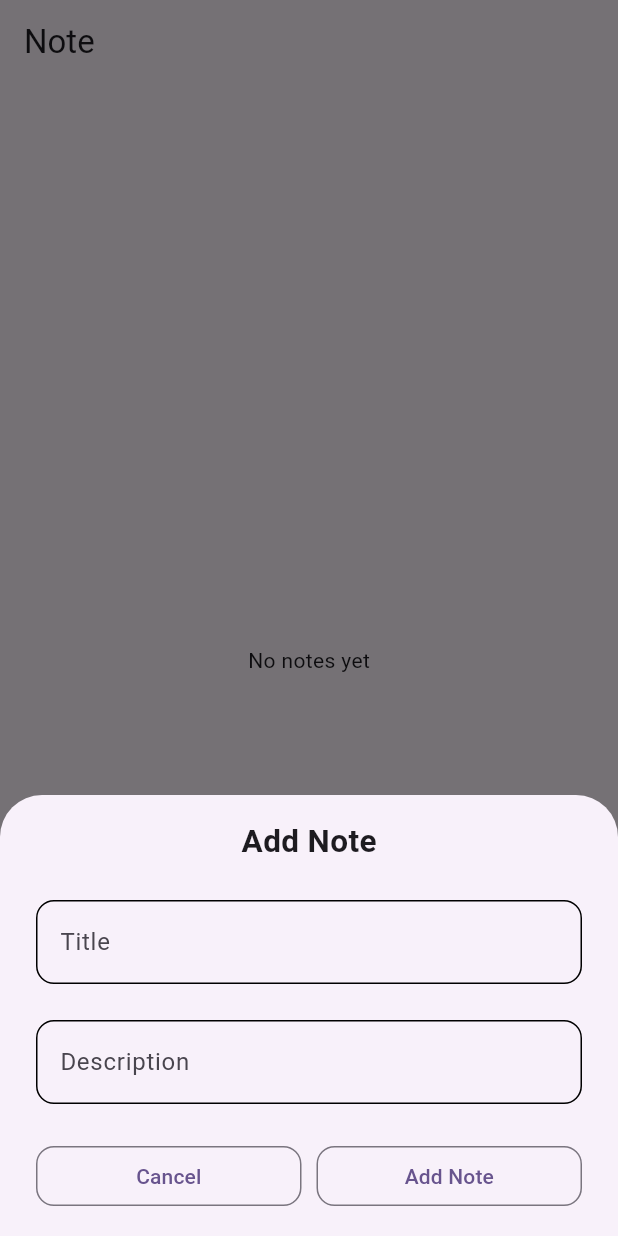
After one commit to Manoj882/flutter_sqflite_tutorial, a Flutter app: the screen it shows after launch, after a tap on the "add" icon, on a phone screen of 412 x 824 dp. The commit adds this screen. Run offline on Flutter 3.47's test engine with Material 3 defaults, Android fonts, the phone set to English and light mode, and no system bars; our stand-ins replace fluttertoast, sqflite; accounts and stored records are empty.

Commit message:
CRUD operation using sqflite

```diff
--- /dev/null
+++ b/lib/data/local/db_helper.dart
@@ -0,0 +1,115 @@
+import 'dart:io';
+
+import 'package:path/path.dart';
+import 'package:path_provider/path_provider.dart';
+import 'package:sqflite/sqflite.dart';
+
+class DBHeler {
+  /// singleton
+  DBHeler._();
+
+  static final DBHeler getInstance = DBHeler._();
+
+  /// Table - note
+
+  static const String TABLE_NOTE = 'note';
+  static const String COLUMN_NOTE_SNO = 's_no';
+  static const String COLUMN_NOTE_TITLE = 'title';
+  static const String COLUMN_NOTE_DESC = 'desc';
+
+  Database? db;
+
+  /// db Open (path -> if exists then open else create db)
+
+  Future<Database> getDB() async {
+    db ??= await openDB();
+    return db!;
+
+    // if(db != null){
+    //   return db!;
+    // } else {
+    //   db = await openDB();
+    //   return db!;
+    // }
+  }
+
+  Future<Database?> openDB() async {
+    try {
+      Directory appDir = await getApplicationDocumentsDirectory();
+
+      String dbPath = join(appDir.path, 'noteDB.db');
+
+      final database =
+          await openDatabase(dbPath, onCreate: (db, version) async {
+        /// create all your tables here
+
+        await db.execute(
+            'create table $TABLE_NOTE ($COLUMN_NOTE_SNO integer primary key autoincrement, $COLUMN_NOTE_TITLE text, $COLUMN_NOTE_DESC text)');
+      }, version: 1);
+
+      return database;
+    } catch (e) {
+      return null;
+    }
+  }
+
+  /// all queries
+
+  /// Insertion
+
+  Future<bool> addNote({required String title, required String desc}) async {
+    final db = await getDB();
+
+    int rowsEffected = await db.insert(TABLE_NOTE, {
+      COLUMN_NOTE_TITLE: title,
+      COLUMN_NOTE_DESC: desc,
+    });
+
+    print('add note: $rowsEffected');
+
+    return rowsEffected > 0;
+  }
+
+  /// reading all data
+
+  Future<List<Map<String, dynamic>>> getAllNotes() async {
+    final db = await getDB();
+
+    /// select * from note
+
+    List<Map<String, dynamic>> data = await db.query(TABLE_NOTE);
+    return data;
+  }
+
+/// update data
+
+  Future<bool> updateNote({
+    required String title,
+    required String desc,
+    required int sno,
+  }) async {
+    final db = await getDB();
+
+    int rowsEffected = await db.update(
+      TABLE_NOTE,
+      {
+        COLUMN_NOTE_TITLE: title,
+        COLUMN_NOTE_DESC: desc,
+      },
+      where: '$COLUMN_NOTE_SNO = $sno',
+    );
+
+    return rowsEffected > 0;
+  }
+
+  /// delete data
+
+  Future<bool> deleteNote({required int sno}) async {
+    final db = await getDB();
+
+     int rowsEffected = await db.delete(TABLE_NOTE, where: '$COLUMN_NOTE_SNO = ?', whereArgs: ['$sno']);
+
+     return rowsEffected > 0;
+  }
+
+}
--- /dev/null
+++ b/lib/screens/note_screen.dart
@@ -0,0 +1,262 @@
+import 'package:flutter/material.dart';
+import 'package:flutter_sqflite_tutorial/data/local/db_helper.dart';
+import 'package:fluttertoast/fluttertoast.dart';
+
+class NoteScreen extends StatefulWidget {
+  const NoteScreen({super.key});
+
+  @override
+  State<NoteScreen> createState() => _NoteScreenState();
+}
+
+class _NoteScreenState extends State<NoteScreen> {
+  List<Map<String, dynamic>> allNotes = [];
+
+  DBHeler? dbRef;
+
+  @override
+  initState() {
+    super.initState();
+    dbRef = DBHeler.getInstance;
+    getNotes();
+  }
+
+  void getNotes() async {
+    allNotes = await dbRef!.getAllNotes();
+    setState(() {});
+  }
+
+  @override
+  Widget build(BuildContext context) {
+
+    return Scaffold(
+      appBar: AppBar(
+        title: const Text('Note'),
+      ),
+      body: allNotes.isNotEmpty
+          ? ListView.builder(
+              itemCount: allNotes.length,
+              itemBuilder: (_, index) {
+                return ListTile(
+                  leading: Text('${index + 1}'),
+                  title: Text(allNotes[index][DBHeler.COLUMN_NOTE_TITLE]),
+                  subtitle: Text(allNotes[index][DBHeler.COLUMN_NOTE_DESC]),
+                  trailing: SizedBox(
+                    width: 60,
+                    child: Row(
+                      mainAxisAlignment: MainAxisAlignment.spaceBetween,
+                      children: [
+                        InkWell(
+                          onTap: () {
+                            showModalBottomSheet(
+                                context: context,
+                                builder: (context) {
+                                  return NoteBottomSheetView(
+                                    onNoteRefetched: getNotes,
+                                    isUpdate: true,
+                                    sno: allNotes[index][DBHeler.COLUMN_NOTE_SNO],
+                                    title: allNotes[index][DBHeler.COLUMN_NOTE_TITLE],
+                                    desc: allNotes[index][DBHeler.COLUMN_NOTE_DESC],
+                                  );
+                                });
+                          },
+                          child: const Icon(Icons.edit_outlined),
+                        ),
+                        InkWell(
+                          onTap: () async{
+                            final isSuccess = await dbRef!.deleteNote(sno: allNotes[index][DBHeler.COLUMN_NOTE_SNO]);
+                            if(isSuccess){
+                              getNotes();
+                            }
+                          },
+                          child: const Icon(
+                            Icons.delete_outlined,
+                            color: Colors.red,
+                          ),
+                        ),
+                      ],
+                    ),
+                  ),
+                );
+              },
+            )
+          : const Center(
+              child: Text('No notes yet'),
+            ),
+      floatingActionButton: FloatingActionButton(
+        onPressed: () async {
+          showModalBottomSheet(
+              context: context,
+              builder: (context) {
+                return NoteBottomSheetView(
+                  onNoteRefetched: () => getNotes(),
+                );
+              });
+        },
+        child: const Icon(Icons.add_outlined),
+      ),
+    );
+  }
+}
+
+class NoteBottomSheetView extends StatefulWidget {
+  const NoteBottomSheetView({
+    required this.onNoteRefetched,
+    this.isUpdate = false,
+    this.sno = 0,
+    this.title = '',
+    this.desc = '',
+    super.key,
+  });
+
+  final VoidCallback? onNoteRefetched;
+  final bool isUpdate;
+  final int sno;
+  final String title;
+  final String desc;
+
+  @override
+  State<NoteBottomSheetView> createState() => _NoteBottomSheetViewState();
+}
+
+class _NoteBottomSheetViewState extends State<NoteBottomSheetView> {
+  final _titleController = TextEditingController();
+  final _descController = TextEditingController();
+  DBHeler? dbRef;
+
+
+
+
+  @override
+  void initState() {
+    super.initState();
+    dbRef = DBHeler.getInstance;
+    _titleController.text = widget.title;
+    _descController.text = widget.desc;
+  }
+
+  @override
+  void dispose() {
+    _titleController.dispose();
+    _descController.dispose();
+    super.dispose();
+  }
+
+  @override
+  Widget build(BuildContext context) {
+    return Padding(
+      padding:  EdgeInsets.only(bottom: MediaQuery.of(context).viewInsets.bottom),
+      child: Container(
+        padding: const EdgeInsets.symmetric(vertical: 16, horizontal: 24),
+        width: double.infinity,
+        child: SingleChildScrollView(
+          child: Column(
+            crossAxisAlignment: CrossAxisAlignment.center,
+            mainAxisAlignment: MainAxisAlignment.start,
+            mainAxisSize: MainAxisSize.min,
+            children: [
+              Text(
+                '${widget.isUpdate ? 'Edit' : 'Add'} Note',
+                style: const TextStyle(fontSize: 21, fontWeight: FontWeight.bold),
+              ),
+              const SizedBox(
+                height: 24,
+              ),
+              TextFormField(
+                controller: _titleController,
+                decoration: InputDecoration(
+                  hintText: 'Enter title here',
+                  labelText: 'Title',
+                  focusedBorder:
+                      OutlineInputBorder(borderRadius: BorderRadius.circular(12)),
+                  enabledBorder:
+                      OutlineInputBorder(borderRadius: BorderRadius.circular(12)),
+                ),
+              ),
+              const SizedBox(
+                height: 24,
+              ),
+              TextFormField(
+                controller: _descController,
+                decoration: InputDecoration(
+                  hintText: 'Enter description here',
+                  labelText: 'Description',
+                  focusedBorder:
+                      OutlineInputBorder(borderRadius: BorderRadius.circular(12)),
+                  enabledBorder:
+                      OutlineInputBorder(borderRadius: BorderRadius.circular(12)),
+                ),
+              ),
+              const SizedBox(
+                height: 24,
+              ),
+              Row(
+                mainAxisAlignment: MainAxisAlignment.spaceBetween,
+                children: [
+                  Expanded(
+                    child: OutlinedButton(
+                      style: OutlinedButton.styleFrom(
+                        shape: RoundedRectangleBorder(
+                          borderRadius: BorderRadius.circular(12),
+                          side: const BorderSide(width: 1),
+                        ),
+                      ),
+                      onPressed: () {
+                        Navigator.pop(context);
+                      },
+                      child: const Center(
+                        child: Text('Cancel'),
+                      ),
+                    ),
+                  ),
+                  const SizedBox(
+                    width: 10,
+                  ),
+                  Expanded(
+                    child: OutlinedButton(
+                      style: OutlinedButton.styleFrom(
+                        shape: RoundedRectangleBorder(
+                          borderRadius: BorderRadius.circular(12),
+                          side: const BorderSide(width: 1),
+                        ),
+                      ),
+                      onPressed: () async {
+                        bool hasTitle = _titleController.text.trim().isNotEmpty;
+                        bool hasDesc = _descController.text.trim().isNotEmpty;
+
+
+
+                        if (hasTitle && hasDesc) {
+                          final isSuccess = widget.isUpdate ? await dbRef!.updateNote(
+                          title: _titleController.text,
+                          desc: _descController.text,
+                          sno: widget.sno,
+                        )
+                        : await dbRef!.addNote(
+                          title: _titleController.text,
+                          desc: _descController.text,
+                        );
+
+                          if (isSuccess) {
+                            if (!context.mounted) return;
+                            Navigator.pop(context);
+                            widget.onNoteRefetched?.call();
+                          }
+                        } else {
+                          Fluttertoast.showToast(msg: 'All fields are required');
+                        }
+                      },
+                      child:  Center(
+                        child: Text('${widget.isUpdate ? 'Edit': 'Add'} Note'),
+                      ),
+                    ),
+                  ),
+                ],
+              ),
+            ],
+          ),
+        ),
+      ),
+    );
+  }
+}
--- a/pubspec.yaml
+++ b/pubspec.yaml
@@ -36,6 +36,9 @@ dependencies:
   # Use with the CupertinoIcons class for iOS style icons.
   cupertino_icons: ^1.0.8
   sqflite: ^2.3.3+1
+  path_provider: ^2.1.4
+  path: ^1.9.0
+  fluttertoast: ^8.2.8
 
 dev_dependencies:
   flutter_test:
```
Also changed, not shown: lib/main.dart (+4 -104 lines), pubspec.lock, 1 other file.
